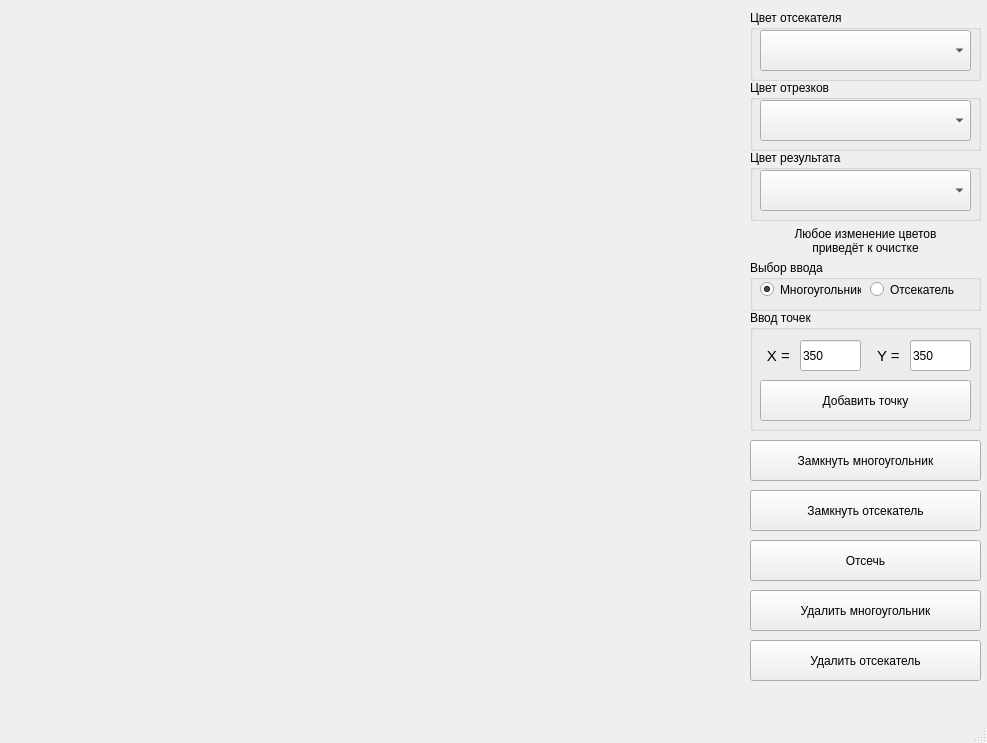
First picture: the form in lab9/mainwindow.ui, repository Inlucker/ComputerGraphics, before the edit.
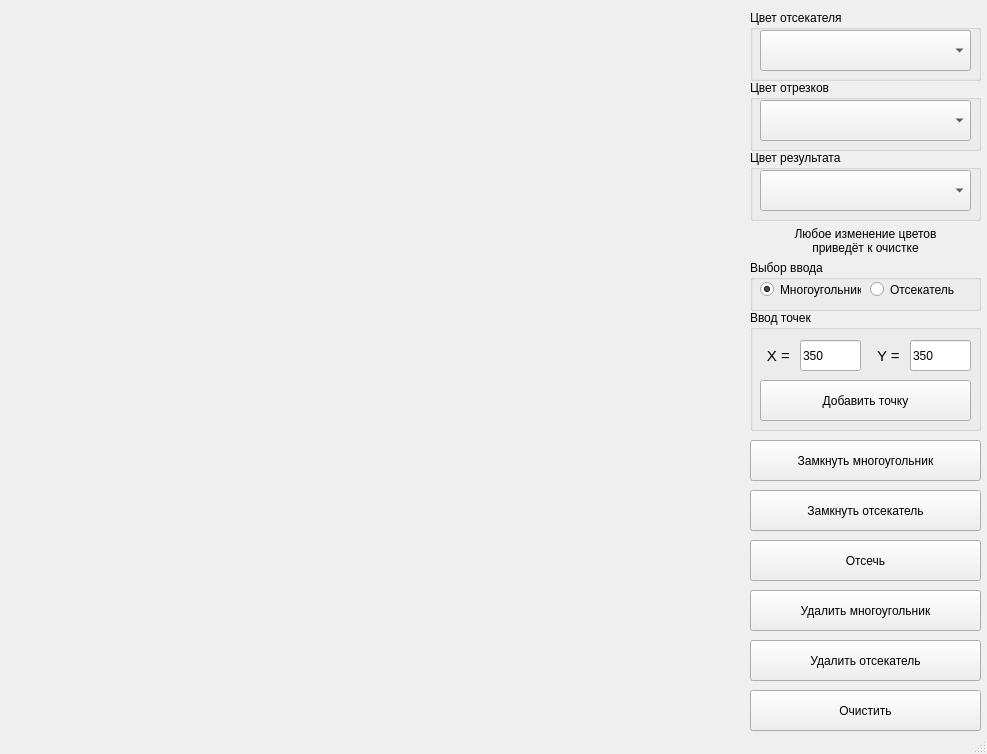
Second picture: the form after the edit.

The edit to the form file:
```diff
--- a/lab9/mainwindow.ui
+++ b/lab9/mainwindow.ui
@@ -7,7 +7,7 @@
     <x>0</x>
     <y>0</y>
     <width>987</width>
-    <height>743</height>
+    <height>754</height>
    </rect>
   </property>
   <property name="windowTitle">
@@ -20,7 +20,7 @@
       <x>10</x>
       <y>10</y>
       <width>731</width>
-      <height>711</height>
+      <height>721</height>
      </rect>
     </property>
     <layout class="QGridLayout" name="gridLayout_2"/>
@@ -312,6 +312,19 @@
      <string>Удалить отсекатель</string>
     </property>
    </widget>
+   <widget class="QPushButton" name="clean_Btn_3">
+    <property name="geometry">
+     <rect>
+      <x>750</x>
+      <y>690</y>
+      <width>231</width>
+      <height>41</height>
+     </rect>
+    </property>
+    <property name="text">
+     <string>Очистить</string>
+    </property>
+   </widget>
   </widget>
   <widget class="QMenuBar" name="menubar">
    <property name="geometry">
```
